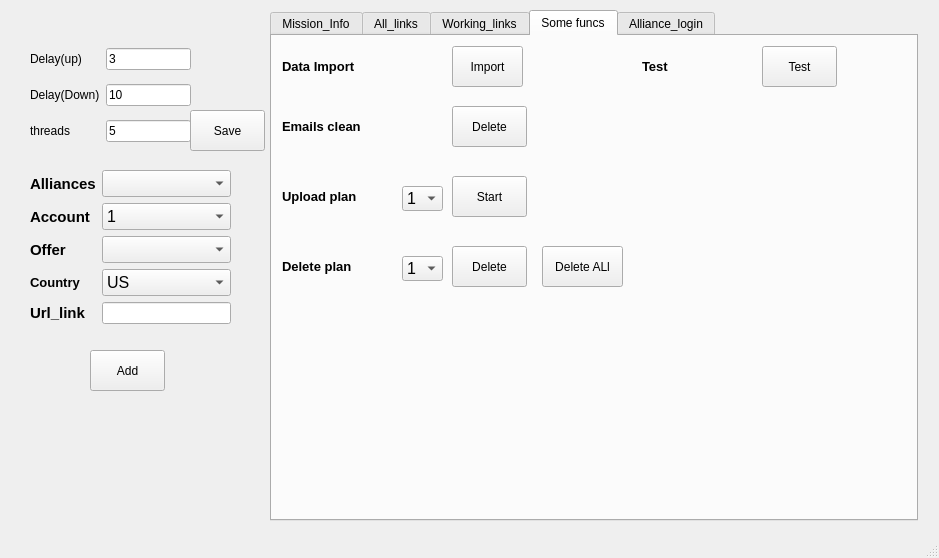
Before: the Qt Designer form ui/test.ui in FuckBrains/src, drawn with Qt 5.
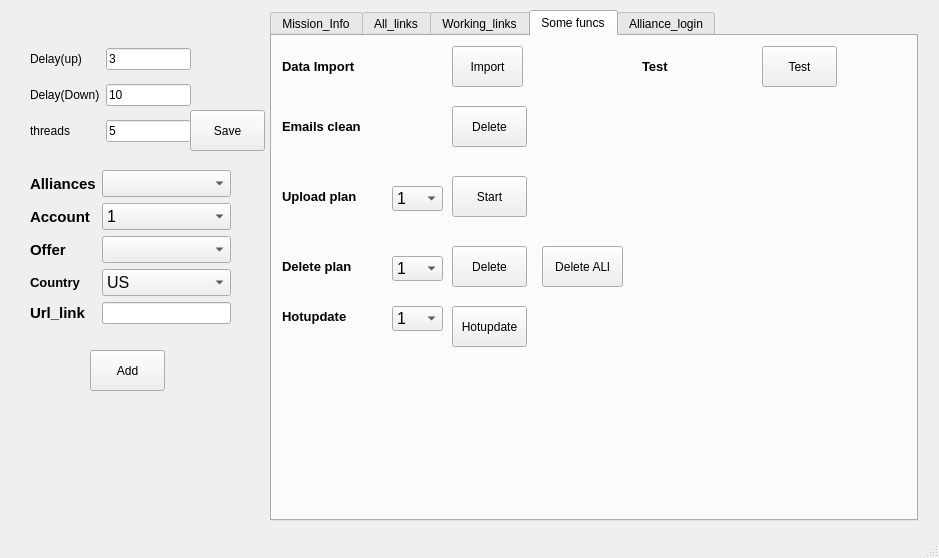
After: the same form once the commit is applied.

Diff of the .ui file:
```diff
--- a/ui/test.ui
+++ b/ui/test.ui
@@ -358,9 +358,9 @@
      <widget class="QComboBox" name="comboBox7">
       <property name="geometry">
        <rect>
-        <x>130</x>
+        <x>120</x>
         <y>150</y>
-        <width>41</width>
+        <width>51</width>
         <height>25</height>
        </rect>
       </property>
@@ -456,9 +456,9 @@
      <widget class="QComboBox" name="comboBox8">
       <property name="geometry">
        <rect>
-        <x>130</x>
+        <x>120</x>
         <y>220</y>
-        <width>41</width>
+        <width>51</width>
         <height>25</height>
        </rect>
       </property>
@@ -564,6 +564,79 @@
        <string>Delete ALl</string>
       </property>
      </widget>
+     <widget class="QLabel" name="label_19">
+      <property name="geometry">
+       <rect>
+        <x>10</x>
+        <y>270</y>
+        <width>111</width>
+        <height>21</height>
+       </rect>
+      </property>
+      <property name="font">
+       <font>
+        <pointsize>10</pointsize>
+        <weight>75</weight>
+        <bold>true</bold>
+       </font>
+      </property>
+      <property name="text">
+       <string>Hotupdate</string>
+      </property>
+     </widget>
+     <widget class="QComboBox" name="comboBox10">
+      <property name="geometry">
+       <rect>
+        <x>120</x>
+        <y>270</y>
+        <width>51</width>
+        <height>25</height>
+       </rect>
+      </property>
+      <property name="font">
+       <font>
+        <pointsize>12</pointsize>
+       </font>
+      </property>
+      <item>
+       <property name="text">
+        <string>1</string>
+       </property>
+      </item>
+      <item>
+       <property name="text">
+        <string>2</string>
+       </property>
+      </item>
+      <item>
+       <property name="text">
+        <string>3</string>
+       </property>
+      </item>
+      <item>
+       <property name="text">
+        <string>4</string>
+       </property>
+      </item>
+      <item>
+       <property name="text">
+        <string>5</string>
+       </property>
+      </item>
+     </widget>
+     <widget class="QPushButton" name="pushButton15">
+      <property name="geometry">
+       <rect>
+        <x>180</x>
+        <y>270</y>
+        <width>75</width>
+        <height>41</height>
+       </rect>
+      </property>
+      <property name="text">
+       <string>Hotupdate</string>
+      </property>
+     </widget>
     </widget>
     <widget class="QWidget" name="tab_4">
      <attribute name="title">
```
Left out of the diff: 100 changed lines with no effect on the pictures.
